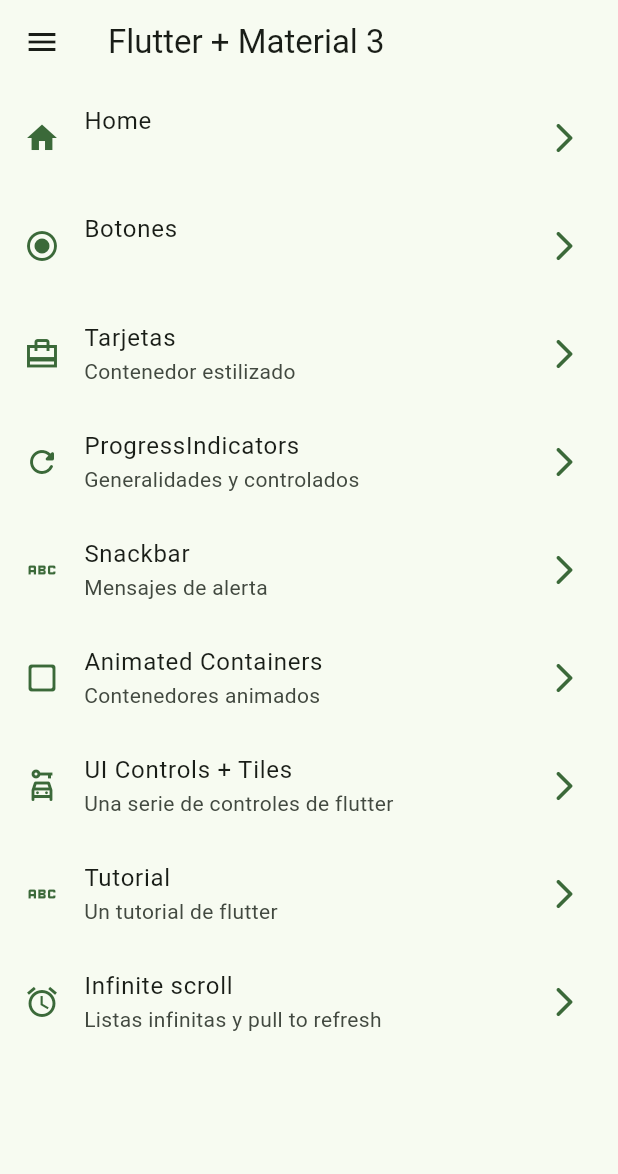
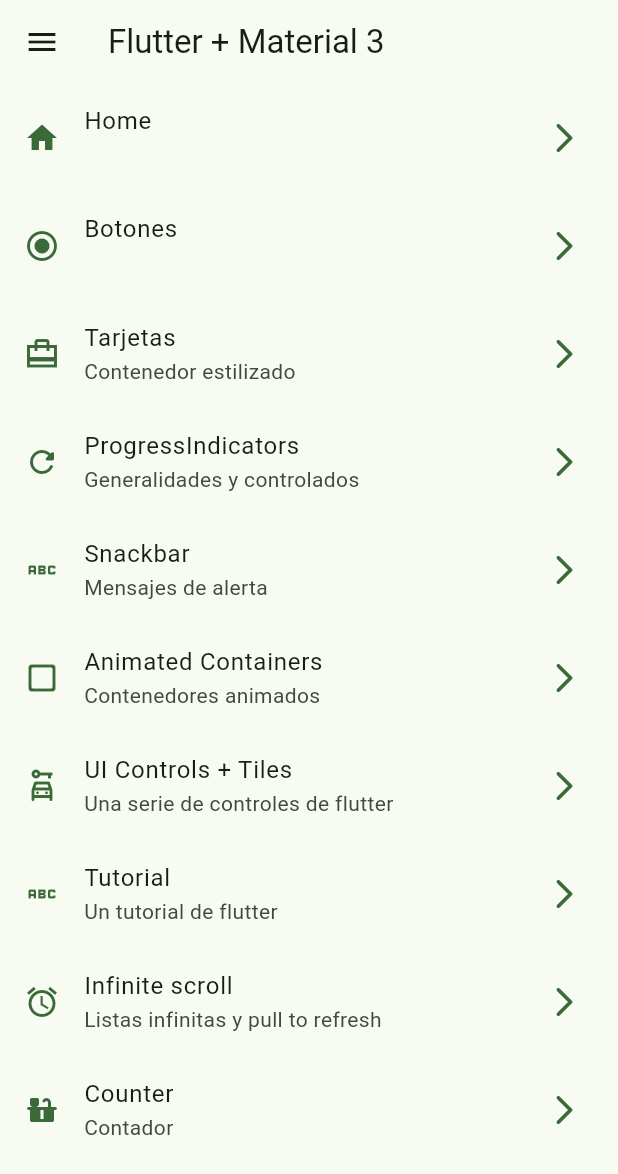
Before and after one commit to AndrexMed/widgetsapp, a Flutter app: the screen it shows after launch, on a phone screen of 412 x 824 dp. Shown: the top 1174 px of the screen. Run offline on Flutter 3.47's test engine with Material 3 defaults, Android fonts, the phone set to English and light mode, and no system bars; our stand-ins replace animate_do, go_router.

Commit message:
Preparacion de Screen Counter para gestor de estado RiverPod

```diff
--- a/lib/configs/menu/menu_item.dart
+++ b/lib/configs/menu/menu_item.dart
@@ -55,4 +55,9 @@ const appMenuItems = <MenuItem>[
       subtitle: 'Listas infinitas y pull to refresh',
       link: '/infinite-scroll',
       icon: Icons.access_alarm),
+  MenuItem(
+      title: 'Counter',
+      subtitle: 'Contador',
+      link: '/counter',
+      icon: Icons.countertops_rounded),
 ];
--- a/lib/configs/router/router.dart
+++ b/lib/configs/router/router.dart
@@ -50,5 +50,10 @@ final appRouter = GoRouter(
       path: '/infinite-scroll',
       name: InfiniteScrollScreen.name,
       builder: (context, state) => const InfiniteScrollScreen()),
+    GoRoute(
+      path: '/counter',
+      name: CounterScreen.name,
+      builder: (context, state) => const CounterScreen(),
+    )
   ],
 );
--- a/lib/presentation/screens/screens.dart
+++ b/lib/presentation/screens/screens.dart
@@ -1,3 +1,5 @@
+export 'package:widgetsapp/presentation/screens/counter/counter_screen.dart';
+
 export 'package:widgetsapp/presentation/screens/animated/animated_screen.dart';
 export 'package:widgetsapp/presentation/screens/app_tutorial/app_tutorial_screen.dart';
 export 'package:widgetsapp/presentation/screens/infinite_scroll/infinite_scroll_screen.dart';
```
Also changed, not shown: lib/presentation/screens/counter/counter_screen.dart (added, +41 -0 lines).
